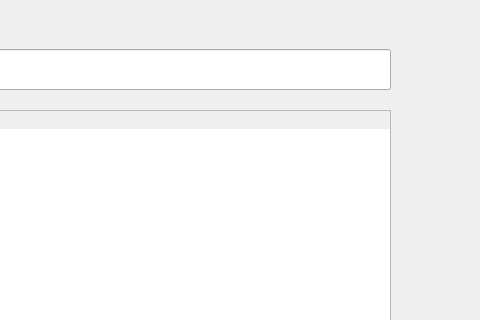
NegiKirin/PBL4-23-24, file Client/Interface/History.ui: the form before one commit; both pictures show x 750 to 1230 and y 0 to 320 of the 1230 by 650 pixel window.
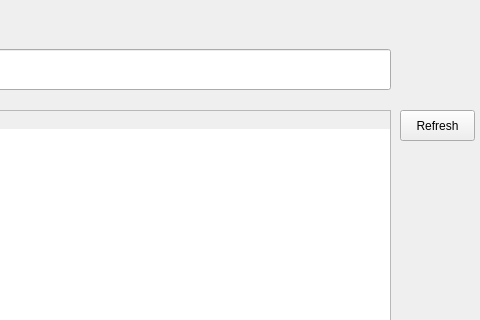
The form after the commit.

```diff
--- a/Client/Interface/History.ui
+++ b/Client/Interface/History.ui
@@ -320,6 +320,19 @@
      <string>Next</string>
     </property>
    </widget>
+   <widget class="QPushButton" name="refreshButton">
+    <property name="geometry">
+     <rect>
+      <x>1150</x>
+      <y>110</y>
+      <width>75</width>
+      <height>31</height>
+     </rect>
+    </property>
+    <property name="text">
+     <string>Refresh</string>
+    </property>
+   </widget>
   </widget>
   <widget class="QMenuBar" name="menubar">
    <property name="geometry">
```
Left out of the diff: 2 changed lines with no effect on the pictures.
